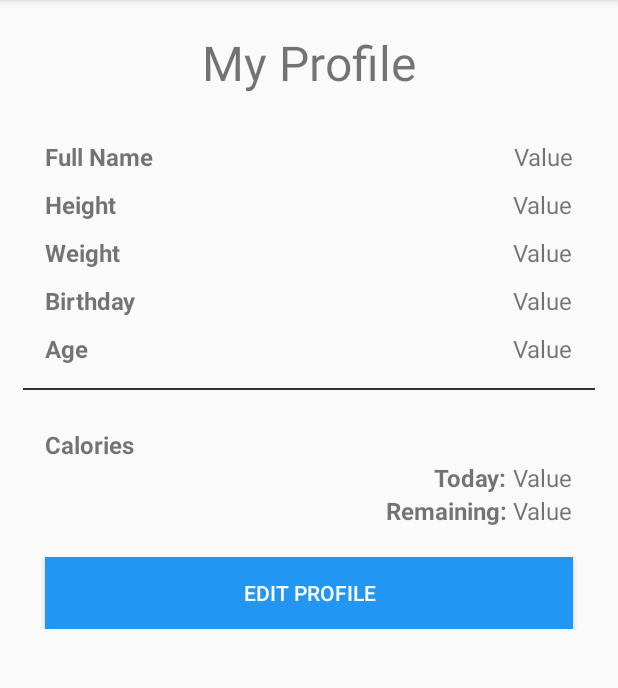
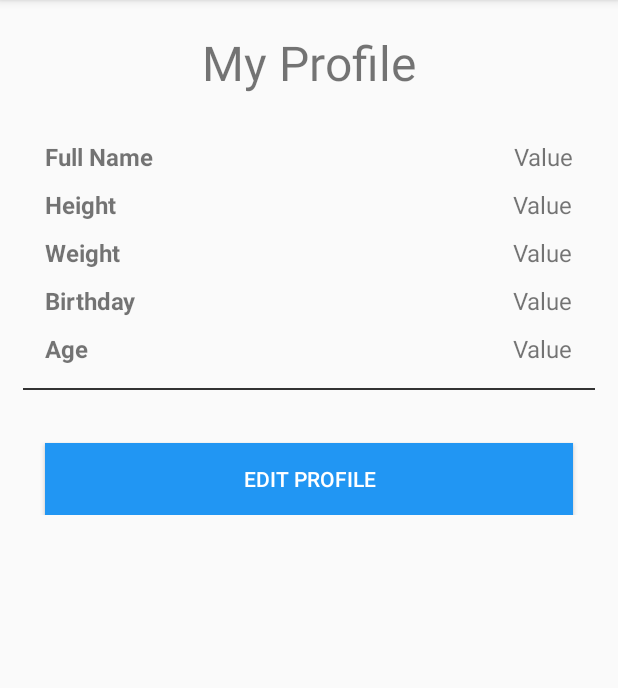
Before and after one commit to WiseHollow/NutriM, an Android app: the MyProfileActivity screen opened directly, with no data from a screen before it, on a phone screen of 412 x 824 dp, the part 84-772 px from its top. Run offline under Robolectric (Android 15) with nearby library versions, the phone set to English and light mode, and no system bars.

Commit message:
Removed calorie information on MyProfileActivity.java. Making way for food eaten today on MyProfileActivity.java.

```diff
--- a/app/src/main/java/net/johnbrooks/nutrim/activities/MyProfileActivity.java
+++ b/app/src/main/java/net/johnbrooks/nutrim/activities/MyProfileActivity.java
@@ -53,9 +53,6 @@ public class MyProfileActivity extends AppCompatActivity
             TextView tv_birthday = (TextView) findViewById(R.id.myProfileActivity_tv_birthday);
             TextView tv_age = (TextView) findViewById(R.id.myProfileActivity_tv_age);
 
-            TextView tv_calories_today = (TextView) findViewById(R.id.myProfileActivity_tv_calories_today);
-            TextView tv_calories_remaining = (TextView) findViewById(R.id.myProfileActivity_tv_calories_remaining);
-
             // set
 
             tv_fullName.setText(profile.getFullName());
@@ -75,9 +72,6 @@ public class MyProfileActivity extends AppCompatActivity
             tv_birthday.setText(Profile.dateFormat.format(profile.getBirthday()));
             tv_age.setText("" + profile.getAge());
 
-            tv_calories_today.setText("" + profile.getCaloriesToday());
-            tv_calories_remaining.setText("" + (profile.calculateDailyCalorieNeeds() - profile.getCaloriesToday()));
-
             return true;
         }
     }
--- a/app/src/main/res/layout/activity_my_profile.xml
+++ b/app/src/main/res/layout/activity_my_profile.xml
@@ -178,97 +178,24 @@
                 android:background="#333"
                 android:layout_margin="15dp"/>
 
-            <RelativeLayout
+            <ScrollView
                 android:layout_width="match_parent"
-                android:layout_height="wrap_content"
-                android:orientation="horizontal"
-                android:layout_marginLeft="30dp"
-                android:layout_marginRight="30dp"
-                android:layout_marginTop="10dp"
-                >
-
-                <TextView
-                    android:layout_width="wrap_content"
-                    android:layout_height="wrap_content"
-                    android:text="Calories"
-                    android:textSize="16dp"
-                    android:textStyle="bold"
-                    />
-
-                <TextView
-                    android:layout_width="wrap_content"
-                    android:layout_height="wrap_content"
-                    android:text=" "
-                    android:layout_alignParentEnd="true"
-                    android:textSize="16dp"
-                    />
+                android:layout_height="wrap_content">
 
                 <LinearLayout
-                    android:layout_width="wrap_content"
+                    android:id="@+id/myProfileActivity_layout_foodIcons"
+                    android:layout_width="match_parent"
                     android:layout_height="wrap_content"
                     android:orientation="vertical"
-                    android:layout_alignParentEnd="true">
+                    >
 
-                    <TextView
-                        android:layout_width="wrap_content"
-                        android:layout_height="wrap_content"
-                        android:text=" "
-                        android:textSize="16dp"
-                        />
 
-                    <LinearLayout
-                        android:layout_width="wrap_content"
-                        android:layout_height="wrap_content"
-                        android:orientation="horizontal"
-                        android:layout_gravity="end"
-                        >
-
-                        <TextView
-                            android:layout_width="wrap_content"
-                            android:layout_height="wrap_content"
-                            android:text="Today: "
-                            android:textSize="16dp"
-                            android:textStyle="bold"
-                            />
-
-                        <TextView
-                            android:id="@+id/myProfileActivity_tv_calories_today"
-                            android:layout_width="wrap_content"
-                            android:layout_height="wrap_content"
-                            android:text="Value"
-                            android:textSize="16dp"
-                            />
-
-                    </LinearLayout>
-
-                    <LinearLayout
-                        android:layout_width="wrap_content"
-                        android:layout_height="wrap_content"
-                        android:orientation="horizontal"
-                        android:layout_gravity="end"
-                        >
-
-                        <TextView
-                            android:layout_width="wrap_content"
-                            android:layout_height="wrap_content"
-                            android:text="Remaining: "
-                            android:textSize="16dp"
-                            android:textStyle="bold"
-                            />
-
-                        <TextView
-                            android:id="@+id/myProfileActivity_tv_calories_remaining"
-                            android:layout_width="wrap_content"
-                            android:layout_height="wrap_content"
-                            android:text="Value"
-                            android:textSize="16dp"
-                            />
-
-                    </LinearLayout>
 
                 </LinearLayout>
 
-            </RelativeLayout>
+            </ScrollView>
+
+
 
             <Button
                 android:id="@+id/myProfileActivity_button_editProfile"
```
